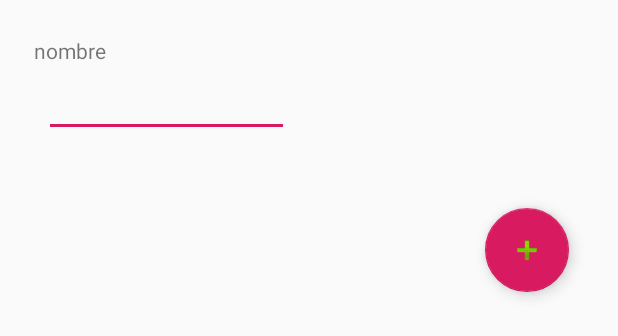
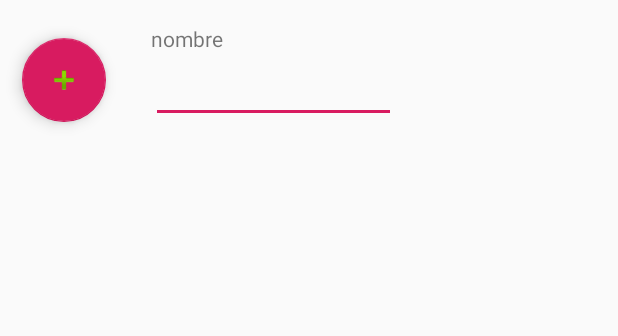
Before and after one commit to elespejodetarkovsky/gestiongastos, an Android app: the layout activity_frm_alta_tipo_gasto.xml on its own in the app's theme, with its tools: preview values and no code run, on a phone screen of 412 x 824 dp. Shown: the top 336 px of the screen. Run offline under Robolectric (Android 15) with nearby library versions, the phone set to English and light mode, and no system bars.

Commit message:
viendo la nueva forma del evento click

```diff
--- a/app/src/main/AndroidManifest.xml
+++ b/app/src/main/AndroidManifest.xml
@@ -10,13 +10,13 @@
         android:supportsRtl="true"
         android:theme="@style/AppTheme">
         <activity android:name=".frmAltaGasto">
+        </activity>
+        <activity android:name=".frmAltaTipoGasto">
             <intent-filter>
                 <action android:name="android.intent.action.MAIN" />
 
                 <category android:name="android.intent.category.LAUNCHER" />
             </intent-filter>
-        </activity>
-        <activity android:name=".frmAltaTipoGasto">
         </activity>
         <activity android:name=".frmAltaGrupo" />
         <activity android:name=".frmAltaUsuario"></activity>
--- a/app/src/main/java/com/sxtsoft/gestiongastos/Interfaces/GastoServices.java
+++ b/app/src/main/java/com/sxtsoft/gestiongastos/Interfaces/GastoServices.java
@@ -1,6 +1,5 @@
 package com.sxtsoft.gestiongastos.Interfaces;
 
-import com.sxtsoft.gestiongastos.model.Caracteristica;
 import com.sxtsoft.gestiongastos.model.Categoria;
 import com.sxtsoft.gestiongastos.model.Comercio;
 import com.sxtsoft.gestiongastos.model.Gasto;
@@ -30,8 +29,6 @@ public interface GastoServices extends CRUDServices<Gasto>{
 
     public List<Gasto> gastoByGroup(Grupo grupo);
 
-    public List<Gasto> gastoByCaracteristica(Caracteristica caracteristica); //ESENCIAL, NO ESENCIAL
-
     public List<Gasto> gastoByCategoria(Categoria categoria); //SERVICIOS, CORRIENTES
 
     public List<Gasto> gastoByMonthInAYear(String month, int year);
--- a/app/src/main/java/com/sxtsoft/gestiongastos/Interfaces/impl/GastoServicesImpl.java
+++ b/app/src/main/java/com/sxtsoft/gestiongastos/Interfaces/impl/GastoServicesImpl.java
@@ -1,7 +1,6 @@
 package com.sxtsoft.gestiongastos.Interfaces.impl;
 
 import com.sxtsoft.gestiongastos.Interfaces.GastoServices;
-import com.sxtsoft.gestiongastos.model.Caracteristica;
 import com.sxtsoft.gestiongastos.model.Categoria;
 import com.sxtsoft.gestiongastos.model.Comercio;
 import com.sxtsoft.gestiongastos.model.Gasto;
@@ -55,10 +54,6 @@ public class GastoServicesImpl implements GastoServices {
         return null;
     }
 
-    @Override
-    public List<Gasto> gastoByCaracteristica(Caracteristica caracteristica) {
-        return null;
-    }
 
     @Override
     public List<Gasto> gastoByCategoria(Categoria categoria) {
--- a/app/src/main/java/com/sxtsoft/gestiongastos/model/Caracteristica.java
+++ /dev/null
@@ -1,5 +0,0 @@
-package com.sxtsoft.gestiongastos.model;
-
-public enum Caracteristica {
-    ESENCIAL, NOESENCIAL;
-}
--- a/app/src/main/res/layout/activity_frm_alta_tipo_gasto.xml
+++ b/app/src/main/res/layout/activity_frm_alta_tipo_gasto.xml
@@ -6,33 +6,51 @@
     android:layout_height="match_parent"
     tools:context=".frmAltaTipoGasto">
 
+    <EditText
+        android:id="@+id/txtInNombreTipoGasto"
+        android:layout_width="163dp"
+        android:layout_height="35dp"
+        android:layout_marginEnd="64dp"
+        android:layout_marginRight="64dp"
+        android:ems="10"
+        android:inputType="textPersonName"
+        android:textSize="14sp"
+        app:layout_constraintBottom_toTopOf="@+id/guideline23"
+        app:layout_constraintEnd_toStartOf="@+id/guideline16"
+        app:layout_constraintTop_toTopOf="parent"
+        app:layout_constraintVertical_bias="0.652" />
+
+    <TextView
+        android:id="@+id/textView5"
+        android:layout_width="wrap_content"
+        android:layout_height="wrap_content"
+        android:layout_marginTop="16dp"
+        android:text="@string/lblNombreTipoDato"
+        app:layout_constraintEnd_toStartOf="@+id/guideline16"
+        app:layout_constraintHorizontal_bias="0.0"
+        app:layout_constraintStart_toStartOf="@+id/txtInNombreTipoGasto"
+        app:layout_constraintTop_toTopOf="parent" />
+
     <android.support.constraint.Guideline
         android:id="@+id/guideline2"
         android:layout_width="wrap_content"
         android:layout_height="wrap_content"
         android:orientation="horizontal"
-        app:layout_constraintGuide_begin="407dp" />
+        app:layout_constraintGuide_begin="450dp" />
 
     <android.support.constraint.Guideline
         android:id="@+id/guideline15"
         android:layout_width="wrap_content"
         android:layout_height="wrap_content"
         android:orientation="horizontal"
-        app:layout_constraintGuide_begin="242dp" />
-
-    <android.support.constraint.Guideline
-        android:id="@+id/guideline16"
-        android:layout_width="wrap_content"
-        android:layout_height="wrap_content"
-        android:orientation="horizontal"
-        app:layout_constraintGuide_begin="16dp" />
+        app:layout_constraintGuide_begin="215dp" />
 
     <android.support.constraint.Guideline
         android:id="@+id/guideline17"
         android:layout_width="wrap_content"
         android:layout_height="wrap_content"
         android:orientation="vertical"
-        app:layout_constraintGuide_begin="286dp" />
+        app:layout_constraintGuide_begin="85dp" />
 
     <android.support.constraint.Guideline
         android:id="@+id/guideline18"
@@ -41,102 +59,49 @@
         android:orientation="horizontal"
         app:layout_constraintGuide_begin="670dp" />
 
-    <TextView
-        android:id="@+id/textView5"
+    <android.support.constraint.Guideline
+        android:id="@+id/guideline16"
         android:layout_width="wrap_content"
         android:layout_height="wrap_content"
-        android:layout_marginStart="8dp"
-        android:layout_marginLeft="8dp"
-        android:layout_marginTop="8dp"
-        android:layout_marginEnd="8dp"
-        android:layout_marginRight="8dp"
-        android:layout_marginBottom="8dp"
-        android:text="@string/lblNombreTipoDato"
-        app:layout_constraintBottom_toTopOf="@+id/guideline15"
-        app:layout_constraintEnd_toStartOf="@+id/guideline17"
-        app:layout_constraintHorizontal_bias="0.067"
-        app:layout_constraintStart_toStartOf="parent"
-        app:layout_constraintTop_toTopOf="@+id/guideline16"
-        app:layout_constraintVertical_bias="0.0" />
-
-    <EditText
-        android:id="@+id/txtInNombreTipoGasto"
-        android:layout_width="163dp"
-        android:layout_height="35dp"
-        android:layout_marginStart="8dp"
-        android:layout_marginLeft="8dp"
-        android:layout_marginTop="8dp"
-        android:layout_marginEnd="8dp"
-        android:layout_marginRight="8dp"
-        android:layout_marginBottom="8dp"
-        android:ems="10"
-        android:inputType="textPersonName"
-        android:textSize="14sp"
-        app:layout_constraintBottom_toTopOf="@+id/guideline23"
-        app:layout_constraintEnd_toStartOf="@+id/guideline17"
-        app:layout_constraintHorizontal_bias="0.203"
-        app:layout_constraintStart_toStartOf="parent"
-        app:layout_constraintTop_toTopOf="@+id/guideline16"
-        app:layout_constraintVertical_bias="0.864" />
-
-    <android.support.design.widget.FloatingActionButton
-        android:id="@+id/btnAddTipoGasto"
-        android:layout_width="wrap_content"
-        android:layout_height="wrap_content"
-        android:layout_marginStart="8dp"
-        android:layout_marginLeft="8dp"
-        android:layout_marginTop="8dp"
-        android:layout_marginEnd="8dp"
-        android:layout_marginRight="8dp"
-        android:layout_marginBottom="8dp"
-        android:clickable="true"
-        app:layout_constraintBottom_toTopOf="@+id/guideline15"
-        app:layout_constraintEnd_toEndOf="parent"
-        app:layout_constraintHorizontal_bias="0.547"
-        app:layout_constraintStart_toStartOf="@+id/guideline17"
-        app:layout_constraintTop_toTopOf="@+id/guideline23"
-        app:layout_constraintVertical_bias="0.409"
-        app:srcCompat="@android:drawable/ic_input_add" />
+        android:orientation="vertical"
+        app:layout_constraintGuide_begin="328dp" />
 
     <android.support.constraint.Guideline
         android:id="@+id/guideline23"
         android:layout_width="wrap_content"
         android:layout_height="wrap_content"
         android:orientation="horizontal"
-        app:layout_constraintGuide_begin="104dp" />
+        app:layout_constraintGuide_begin="107dp" />
+
+    <android.support.design.widget.FloatingActionButton
+        android:id="@+id/btnAddTipoGasto"
+        android:layout_width="wrap_content"
+        android:layout_height="wrap_content"
+        android:clickable="true"
+        app:layout_constraintBottom_toTopOf="@+id/guideline23"
+        app:layout_constraintEnd_toStartOf="@+id/guideline17"
+        app:layout_constraintStart_toStartOf="parent"
+        app:layout_constraintTop_toTopOf="parent"
+        app:srcCompat="@android:drawable/ic_input_add" />
 
     <android.support.v7.widget.RecyclerView
         android:id="@+id/rvCategoriaGasto"
         android:layout_width="212dp"
         android:layout_height="71dp"
-        android:layout_marginStart="8dp"
-        android:layout_marginLeft="8dp"
-        android:layout_marginTop="8dp"
-        android:layout_marginEnd="8dp"
-        android:layout_marginRight="8dp"
-        android:layout_marginBottom="8dp"
         app:layout_constraintBottom_toTopOf="@+id/guideline15"
-        app:layout_constraintEnd_toStartOf="@+id/guideline17"
-        app:layout_constraintHorizontal_bias="0.379"
-        app:layout_constraintStart_toStartOf="parent"
+        app:layout_constraintEnd_toStartOf="@+id/guideline16"
+        app:layout_constraintStart_toStartOf="@+id/guideline17"
         app:layout_constraintTop_toTopOf="@+id/guideline23"
-        app:layout_constraintVertical_bias="0.098" />
+        app:layout_constraintVertical_bias="0.486" />
 
     <android.support.v7.widget.RecyclerView
         android:id="@+id/rvTiposDatos"
-        android:layout_width="347dp"
-        android:layout_height="364dp"
-        android:layout_marginStart="8dp"
-        android:layout_marginLeft="8dp"
-        android:layout_marginTop="8dp"
-        android:layout_marginEnd="8dp"
-        android:layout_marginRight="8dp"
-        android:layout_marginBottom="8dp"
-        app:layout_constraintBottom_toTopOf="@+id/guideline18"
+        android:layout_width="259dp"
+        android:layout_height="200dp"
+        app:layout_constraintBottom_toTopOf="@+id/guideline2"
         app:layout_constraintEnd_toEndOf="parent"
-        app:layout_constraintHorizontal_bias="0.488"
         app:layout_constraintStart_toStartOf="parent"
         app:layout_constraintTop_toTopOf="@+id/guideline15"
-        app:layout_constraintVertical_bias="0.265" />
+        app:layout_constraintVertical_bias="0.294" />
 
 </android.support.constraint.ConstraintLayout>
```
Also changed, not shown: app/src/main/java/com/sxtsoft/gestiongastos/Adapters/AdapterRVCategorias.java (+28 -5 lines), app/src/main/java/com/sxtsoft/gestiongastos/database/DataBaseHelperTipoDato.java (+8 -8 lines), app/src/main/java/com/sxtsoft/gestiongastos/database/DatabaseHelper.java (+8 -71 lines), app/src/main/java/com/sxtsoft/gestiongastos/database/DatabaseHelperUsuario.java (+8 -8 lines), app/src/main/java/com/sxtsoft/gestiongastos/database/Utilidades.java (added, +105 -0 lines), app/src/main/java/com/sxtsoft/gestiongastos/frmAltaTipoGasto.java (+11 -4 lines), app/src/main/java/com/sxtsoft/gestiongastos/model/Gasto.java (+25 -9 lines), app/src/main/res/layout/row_tipos_gastos.xml (+10 -10 lines).
